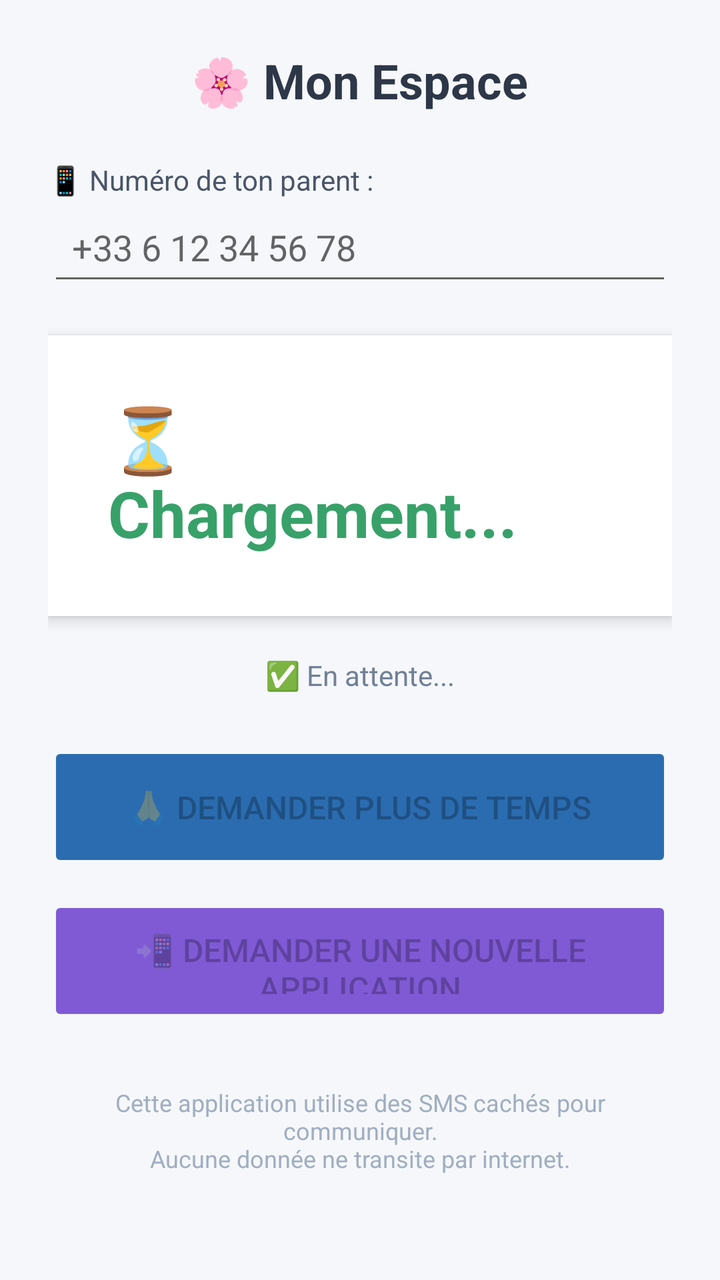
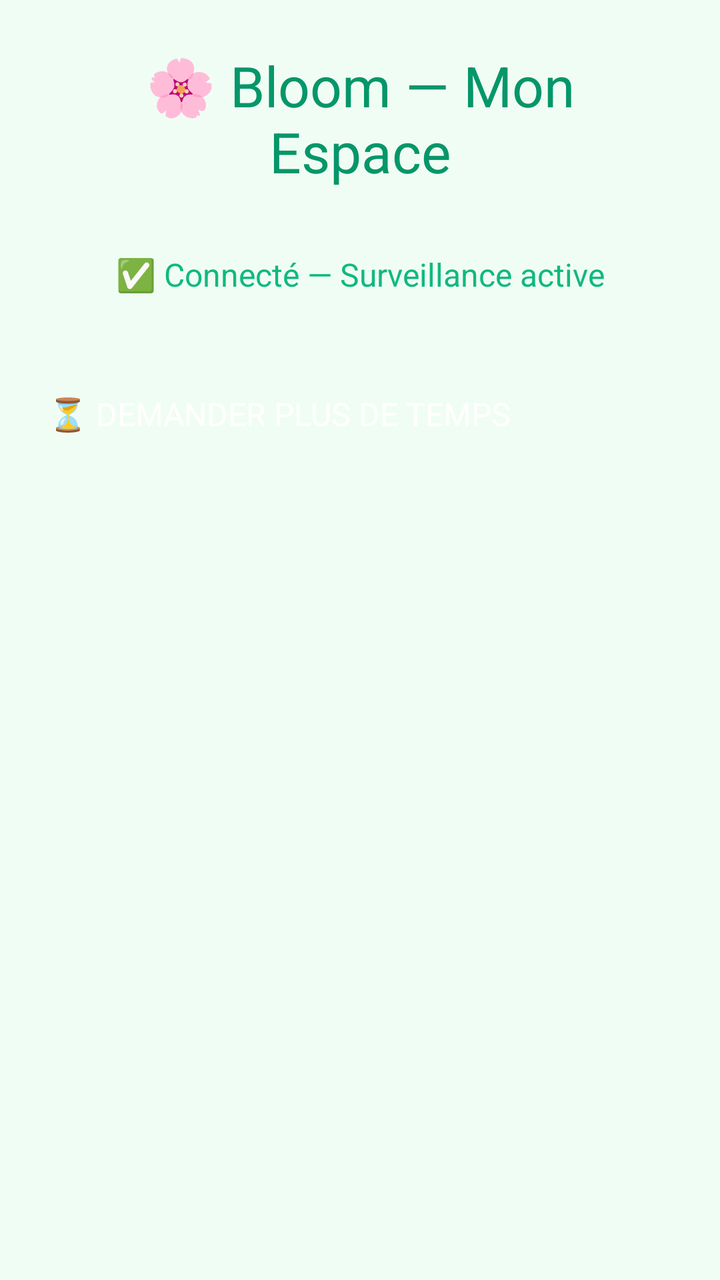

Two renders of the same Android screen: before a commit and after it. Below are the layout's source before the change and the commit's diff.
<!-- AndroidManifest.xml: application theme Theme.AppCompat.Light.NoActionBar -->
<!-- res/layout/activity_enfant_main.xml -->
<?xml version="1.0" encoding="utf-8"?>
<ScrollView xmlns:android="http://schemas.android.com/apk/res/android"
    android:layout_width="match_parent" android:layout_height="match_parent"
    android:background="#F5F7FA">
    <LinearLayout android:layout_width="match_parent" android:layout_height="wrap_content"
        android:orientation="vertical" android:gravity="center" android:padding="24dp">

        <TextView android:layout_width="wrap_content" android:layout_height="wrap_content"
            android:text="🌸 Mon Espace" android:textSize="24sp" android:textStyle="bold"
            android:textColor="#2D3748" android:paddingBottom="24dp"/>

        <TextView android:layout_width="match_parent" android:layout_height="wrap_content"
            android:text="📱 Numéro de ton parent :" android:textSize="14sp" android:textColor="#4A5568"/>
        <EditText android:id="@+id/edit_num_parent" android:layout_width="match_parent"
            android:layout_height="wrap_content" android:hint="+33 6 12 34 56 78"
            android:inputType="phone" android:padding="12dp" android:layout_marginBottom="20dp"/>

        <TextView android:id="@+id/txt_temps_restant" android:layout_width="wrap_content"
            android:layout_height="wrap_content" android:text="⏳ Chargement..."
            android:textSize="32sp" android:textStyle="bold" android:padding="30dp"
            android:background="#FFFFFF" android:textColor="#38A169" android:elevation="4dp"
            android:layout_marginBottom="20dp"/>

        <TextView android:id="@+id/txt_statut" android:layout_width="wrap_content"
            android:layout_height="wrap_content" android:text="✅ En attente..."
            android:textSize="14sp" android:textColor="#718096" android:paddingBottom="24dp"/>

        <Button android:id="@+id/btn_demander_temps" android:layout_width="match_parent"
            android:layout_height="65dp" android:text="🙏 Demander plus de temps"
            android:backgroundTint="#2B6CB0" android:textSize="16sp" android:padding="16dp"
            android:enabled="false" android:layout_marginBottom="12dp"/>

        <Button android:id="@+id/btn_demander_install" android:layout_width="match_parent"
            android:layout_height="65dp" android:text="📲 Demander une nouvelle application"
            android:backgroundTint="#805AD5" android:textSize="16sp" android:padding="16dp"
            android:enabled="false"/>

        <TextView android:layout_width="wrap_content" android:layout_height="wrap_content"
            android:textSize="12sp" android:textColor="#A0AEC0" android:layout_marginTop="30dp"
            android:gravity="center"
            android:text="Cette application utilise des SMS cachés pour communiquer.\nAucune donnée ne transite par internet."/>
    </LinearLayout>
</ScrollView>
<!-- resources referenced by this layout -->
<resources>

</resources>

<!-- the commit's change to res/layout/activity_enfant_main.xml (unified diff, before → after) -->
@@ -1,43 +1,61 @@
 <?xml version="1.0" encoding="utf-8"?>
 <ScrollView xmlns:android="http://schemas.android.com/apk/res/android"
-    android:layout_width="match_parent" android:layout_height="match_parent"
-    android:background="#F5F7FA">
-    <LinearLayout android:layout_width="match_parent" android:layout_height="wrap_content"
-        android:orientation="vertical" android:gravity="center" android:padding="24dp">
+    android:layout_width="match_parent"
+    android:layout_height="match_parent"
+    android:background="#F0FDF4"
+    android:fillViewport="true">
 
-        <TextView android:layout_width="wrap_content" android:layout_height="wrap_content"
-            android:text="🌸 Mon Espace" android:textSize="24sp" android:textStyle="bold"
-            android:textColor="#2D3748" android:paddingBottom="24dp"/>
+    <LinearLayout
+        android:layout_width="match_parent"
+        android:layout_height="wrap_content"
+        android:orientation="vertical"
+        android:padding="24dp">
 
-        <TextView android:layout_width="match_parent" android:layout_height="wrap_content"
-            android:text="📱 Numéro de ton parent :" android:textSize="14sp" android:textColor="#4A5568"/>
-        <EditText android:id="@+id/edit_num_parent" android:layout_width="match_parent"
-            android:layout_height="wrap_content" android:hint="+33 6 12 34 56 78"
-            android:inputType="phone" android:padding="12dp" android:layout_marginBottom="20dp"/>
+        
+        <TextView
+            android:layout_width="match_parent"
+            android:layout_height="wrap_content"
+            android:text="🌸 Bloom — Mon Espace"
+            android:textSize="28sp"
+            android:textColor="#059669"
+            android:layout_marginBottom="32dp"
+            android:gravity="center"/>
 
-        <TextView android:id="@+id/txt_temps_restant" android:layout_width="wrap_content"
-            android:layout_height="wrap_content" android:text="⏳ Chargement..."
-            android:textSize="32sp" android:textStyle="bold" android:padding="30dp"
-            android:background="#FFFFFF" android:textColor="#38A169" android:elevation="4dp"
-            android:layout_marginBottom="20dp"/>
+        
+        <TextView
+            android:id="@+id/tvStatut"
+            android:layout_width="match_parent"
+            android:layout_height="wrap_content"
+            android:text="✅ Connecté — Surveillance active"
+            android:textSize="16sp"
+            android:textColor="#10B981"
+            android:layout_marginBottom="32dp"
+            android:gravity="center"/>
 
-        <TextView android:id="@+id/txt_statut" android:layout_width="wrap_content"
-            android:layout_height="wrap_content" android:text="✅ En attente..."
-            android:textSize="14sp" android:textColor="#718096" android:paddingBottom="24dp"/>
+        
+        <TextView
+            android:id="@+id/tvDemandeTemps"
+            android:layout_width="match_parent"
+            android:layout_height="wrap_content"
+            android:text="⏳ Demande envoyée : &quot;Je peux avoir plus de temps ?&quot;"
+            android:textSize="18sp"
+            android:background="#D1FAE5"
+            android:textColor="#065F46"
+            android:padding="16dp"
+            android:layout_marginBottom="32dp"
+            android:visibility="gone"
+            android:gravity="center"/>
 
-        <Button android:id="@+id/btn_demander_temps" android:layout_width="match_parent"
-            android:layout_height="65dp" android:text="🙏 Demander plus de temps"
-            android:backgroundTint="#2B6CB0" android:textSize="16sp" android:padding="16dp"
-            android:enabled="false" android:layout_marginBottom="12dp"/>
+        
+        <Button
+            android:id="@+id/btnDemanderTemps"
+            android:layout_width="match_parent"
+            android:layout_height="wrap_content"
+            android:text="⏳ DEMANDER PLUS DE TEMPS"
+            android:textSize="16sp"
+            android:backgroundTint="#10B981"
+            android:textColor="#FFFFFF"
+            android:paddingVertical="16dp"/>
 
-        <Button android:id="@+id/btn_demander_install" android:layout_width="match_parent"
-            android:layout_height="65dp" android:text="📲 Demander une nouvelle application"
-            android:backgroundTint="#805AD5" android:textSize="16sp" android:padding="16dp"
-            android:enabled="false"/>
-
-        <TextView android:layout_width="wrap_content" android:layout_height="wrap_content"
-            android:textSize="12sp" android:textColor="#A0AEC0" android:layout_marginTop="30dp"
-            android:gravity="center"
-            android:text="Cette application utilise des SMS cachés pour communiquer.\nAucune donnée ne transite par internet."/>
     </LinearLayout>
 </ScrollView>
<!-- resource entries referenced after the edit -->
@@ -1,5 +1,8 @@
 <!-- resources referenced by this layout -->
 <resources>
-
+  <style name="Theme.AppCompat.Light.NoActionBar" parent="Theme.AppCompat.Light.NoActionBar">
+          <item name="android:statusBarColor">#6366F1</item>
+          <item name="android:windowBackground">#F5F7FA</item>
+      </style>
 </resources>
 
